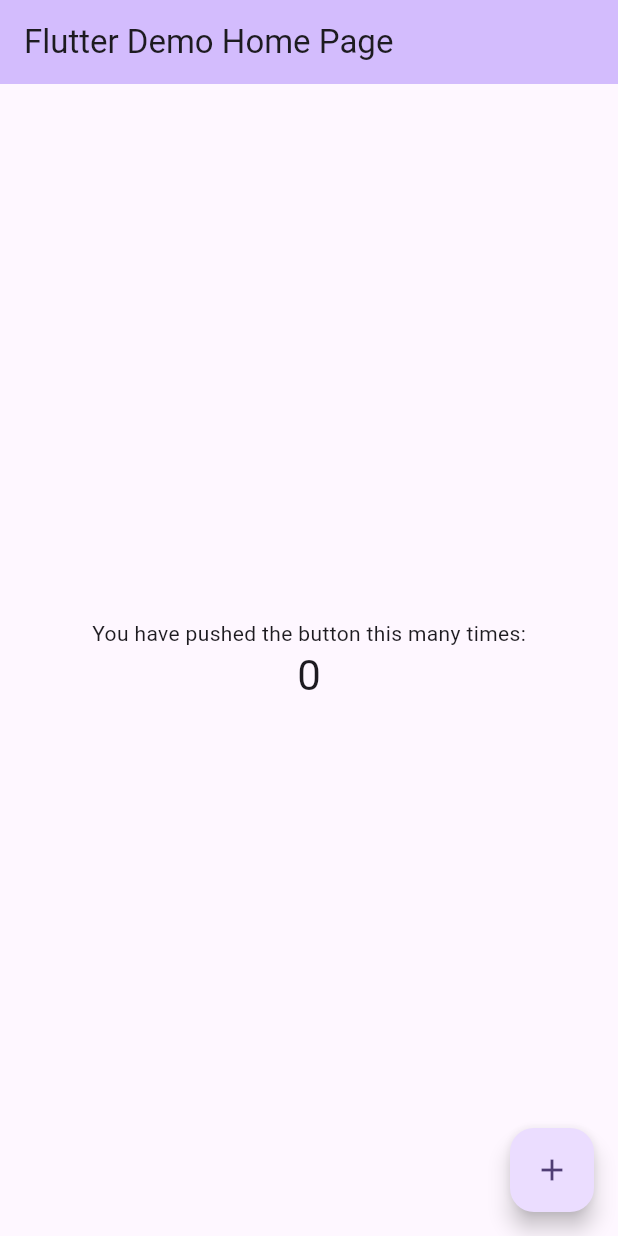
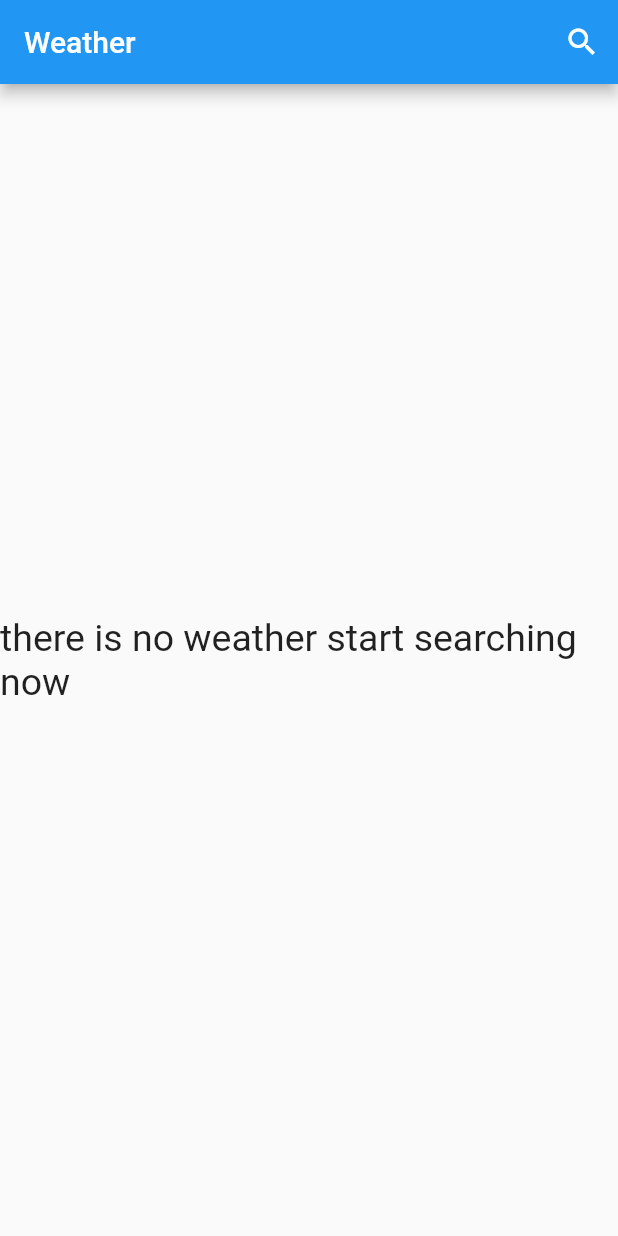
Before and after one commit to Lamiaa21-3/weatherApp, a Flutter app: the screen it shows after launch, on a phone screen of 412 x 824 dp. Run offline on Flutter 3.47's test engine with Material 2 defaults, Android fonts, the phone set to English and light mode, and no system bars.

```diff
--- a/lib/main.dart
+++ b/lib/main.dart
@@ -1,125 +1,31 @@
 import 'package:flutter/material.dart';
+import 'package:provider/provider.dart';
+import 'package:weather_app/models/weather_model.dart';
+import 'package:weather_app/provider/weather_provider.dart';
+import 'package:weather_app/screens/homePage.dart';
 
 void main() {
-  runApp(const MyApp());
+  runApp( MyApp());
 }
 
 class MyApp extends StatelessWidget {
-  const MyApp({super.key});
+   MyApp
+
+  ({super.key});
 
   // This widget is the root of your application.
+  WeatherModel? weather;
   @override
   Widget build(BuildContext context) {
-    return MaterialApp(
-      title: 'Flutter Demo',
-      theme: ThemeData(
-        // This is the theme of your application.
-        //
-        // TRY THIS: Try running your application with "flutter run". You'll see
-        // the application has a blue toolbar. Then, without quitting the app,
-        // try changing the seedColor in the colorScheme below to Colors.green
-        // and then invoke "hot reload" (save your changes or press the "hot
-        // reload" button in a Flutter-supported IDE, or press "r" if you used
-        // the command line to start the app).
-        //
-        // Notice that the counter didn't reset back to zero; the application
-        // state is not lost during the reload. To reset the state, use hot
-        // restart instead.
-        //
-        // This works for code too, not just values: Most code changes can be
-        // tested with just a hot reload.
-        colorScheme: ColorScheme.fromSeed(seedColor: Colors.deepPurple),
-        useMaterial3: true,
+    return  ChangeNotifierProvider(
+      create: (context)
+      {
+        return WeatherProvider();
+      },
+      child: MaterialApp(
+        debugShowCheckedModeBanner: false,
+        home: HomePage(),
       ),
-      home: const MyHomePage(title: 'Flutter Demo Home Page'),
     );
   }
 }
-
-class MyHomePage extends StatefulWidget {
-  const MyHomePage({super.key, required this.title});
-
-  // This widget is the home page of your application. It is stateful, meaning
-  // that it has a State object (defined below) that contains fields that affect
-  // how it looks.
-
-  // This class is the configuration for the state. It holds the values (in this
-  // case the title) provided by the parent (in this case the App widget) and
-  // used by the build method of the State. Fields in a Widget subclass are
-  // always marked "final".
-
-  final String title;
-
-  @override
-  State<MyHomePage> createState() => _MyHomePageState();
-}
-
-class _MyHomePageState extends State<MyHomePage> {
-  int _counter = 0;
-
-  void _incrementCounter() {
-    setState(() {
-      // This call to setState tells the Flutter framework that something has
-      // changed in this State, which causes it to rerun the build method below
-      // so that the display can reflect the updated values. If we changed
-      // _counter without calling setState(), then the build method would not be
-      // called again, and so nothing would appear to happen.
-      _counter++;
-    });
-  }
-
-  @override
-  Widget build(BuildContext context) {
-    // This method is rerun every time setState is called, for instance as done
-    // by the _incrementCounter method above.
-    //
-    // The Flutter framework has been optimized to make rerunning build methods
-    // fast, so that you can just rebuild anything that needs updating rather
-    // than having to individually change instances of widgets.
-    return Scaffold(
-      appBar: AppBar(
-        // TRY THIS: Try changing the color here to a specific color (to
-        // Colors.amber, perhaps?) and trigger a hot reload to see the AppBar
-        // change color while the other colors stay the same.
-        backgroundColor: Theme.of(context).colorScheme.inversePrimary,
-        // Here we take the value from the MyHomePage object that was created by
-        // the App.build method, and use it to set our appbar title.
-        title: Text(widget.title),
-      ),
-      body: Center(
-        // Center is a layout widget. It takes a single child and positions it
-        // in the middle of the parent.
-        child: Column(
-          // Column is also a layout widget. It takes a list of children and
-          // arranges them vertically. By default, it sizes itself to fit its
-          // children horizontally, and tries to be as tall as its parent.
-          //
-          // Column has various properties to control how it sizes itself and
-          // how it positions its children. Here we use mainAxisAlignment to
-          // center the children vertically; the main axis here is the vertical
-          // axis because Columns are vertical (the cross axis would be
-          // horizontal).
-          //
-          // TRY THIS: Invoke "debug painting" (choose the "Toggle Debug Paint"
-          // action in the IDE, or press "p" in the console), to see the
-          // wireframe for each widget.
-          mainAxisAlignment: MainAxisAlignment.center,
-          children: <Widget>[
-            const Text(
-              'You have pushed the button this many times:',
-            ),
-            Text(
-              '$_counter',
-              style: Theme.of(context).textTheme.headlineMedium,
-            ),
-          ],
-        ),
-      ),
-      floatingActionButton: FloatingActionButton(
-        onPressed: _incrementCounter,
-        tooltip: 'Increment',
-        child: const Icon(Icons.add),
-      ), // This trailing comma makes auto-formatting nicer for build methods.
-    );
-  }
-}
--- /dev/null
+++ b/lib/models/weather_model.dart
@@ -0,0 +1,28 @@
+class WeatherModel {
+  String date;
+  double temp;
+  double minTemp;
+  double maxTemp;
+  String weatherState;
+
+  WeatherModel(
+      {required this.date,
+        required this.temp,
+        required this.minTemp,
+        required this.maxTemp,
+        required this.weatherState});
+
+  factory WeatherModel.fromJson(Map<String , dynamic> map) {
+    var jsonData = map['forecast']['forecastday'][0]['day'];
+
+
+    return WeatherModel(
+        date: map['location']['localtime'],
+        temp: jsonData['avgtemp_c'],
+        minTemp: jsonData['mintemp_c'],
+        maxTemp: jsonData['maxtemp_c'],
+        weatherState: jsonData['condition']['text'],
+    );
+  }
+//    return ' temp = $temp minTemp $minTemp maxTemp $maxTemp date $date';
+}
--- /dev/null
+++ b/lib/provider/weather_provider.dart
@@ -0,0 +1,14 @@
+
+
+import 'package:flutter/cupertino.dart';
+import 'package:weather_app/models/weather_model.dart';
+
+class WeatherProvider extends ChangeNotifier{
+  WeatherModel? _weatherData;
+  set weatherData( WeatherModel? weather)
+  {
+    _weatherData=weather;
+    notifyListeners();
+  }
+  WeatherModel? get weatherData => _weatherData;
+}
--- /dev/null
+++ b/lib/screens/homePage.dart
@@ -0,0 +1,100 @@
+import 'package:flutter/material.dart';
+import 'package:provider/provider.dart';
+import 'package:weather_app/models/weather_model.dart';
+import 'package:weather_app/provider/weather_provider.dart';
+import 'package:weather_app/screens/search_screen.dart';
+
+class HomePage extends StatefulWidget {
+  HomePage({Key? key}) : super(key: key);
+
+
+  @override
+  State<HomePage> createState() => _HomePageState();
+}
+
+class _HomePageState extends State<HomePage> {
+  void updateUi()
+  {
+    setState(() {
+
+    });
+
+  }
+  WeatherModel? weatherData;
+
+  @override
+  Widget build(BuildContext context) {
+    return Scaffold(
+      appBar: AppBar(
+        title: const Text("Weather"),
+        actions: [
+          IconButton(
+            onPressed: () async {
+              Navigator.push(
+                context,
+                MaterialPageRoute(builder: (context) => SearchScreen(updateUi: updateUi,)),
+              ).then((value) {
+                setState(() {
+                  weatherData = value;
+                });
+              });
+            },
+            icon: Icon(Icons.search),
+          ),
+        ],
+      ),
+      body: Provider.of<WeatherProvider>(context,listen: true).weatherData == null
+          ? Center(
+              child: Text(
+                "there is no weather start searching now",
+                style: TextStyle(fontSize: 25),
+              ),
+            )
+          : Container(
+              color: Colors.orange,
+              child: Column(
+                mainAxisAlignment: MainAxisAlignment.center,
+                children: [
+                  Spacer(
+                    flex: 3,
+                  ),
+                  Text("Cairo",
+                      style:
+                          TextStyle(fontSize: 32, fontWeight: FontWeight.bold)),
+                  Spacer(),
+                  Text(
+                    "update : 33-4",
+                    style: TextStyle(
+                      fontSize: 20,
+                    ),
+                  ),
+                  Row(
+                    mainAxisAlignment: MainAxisAlignment.spaceEvenly,
+                    children: [
+                      Image.asset(""),
+                      Text(
+                        "30",
+                        style: TextStyle(
+                            fontSize: 20, fontWeight: FontWeight.bold),
+                      ),
+                      Column(
+                        children: [
+                          Text("maxTemp : 33"),
+                          Text("minTemp : 22"),
+                        ],
+                      ),
+                    ],
+                  ),
+                  Spacer(),
+                  Text("Cairo",
+                      style:
+                          TextStyle(fontSize: 32, fontWeight: FontWeight.bold)),
+                  Spacer(
+                    flex: 5,
+                  ),
+                ],
+              ),
+            ),
+    );
+  }
+}
--- /dev/null
+++ b/lib/services/weather_services.dart
@@ -0,0 +1,28 @@
+import 'dart:convert';
+
+import 'package:http/http.dart' as http;
+import 'package:weather_app/models/weather_model.dart';
+
+class WeatherServices {
+  String baseUrl = 'http://api.weatherapi.com/v1';
+  String apiKey = '14db4da6a9fb40bcb9d113303231809';
+
+  Future<WeatherModel> getWeather({required String cityName}) async
+  {
+
+    Uri url = Uri.parse("$baseUrl/forecast.json?key=$apiKey&q=$cityName&days=7&aqi=no&alerts=no");
+    http.Response response = await http.get(url);
+    Map<String, dynamic>data = jsonDecode(response.body);
+   try{
+     WeatherModel weather = WeatherModel.fromJson(data);
+     print('Doneeeeeeeeeeee');
+     return weather;
+   }catch(e){
+     print('erorrrrrrr');
+     print(e);
+     WeatherModel weather = WeatherModel.fromJson(data);
+     return weather;
+   }
+
+  }
+}
--- a/pubspec.yaml
+++ b/pubspec.yaml
@@ -35,6 +35,8 @@ dependencies:
   # The following adds the Cupertino Icons font to your application.
   # Use with the CupertinoIcons class for iOS style icons.
   cupertino_icons: ^1.0.2
+  http: ^1.1.0
+  provider: ^6.0.5
 
 dev_dependencies:
   flutter_test:
```
Also changed, not shown: lib/screens/search_screen.dart (added, +51 -0 lines), pubspec.lock, 63 other files.
